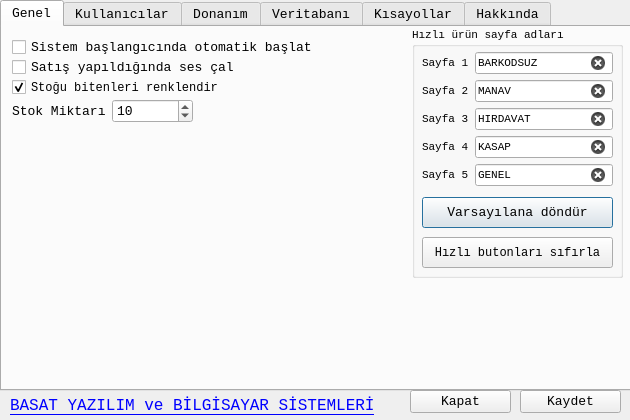
Qt form ayarlardialog.ui (mamoo81/bhss) before a commit.
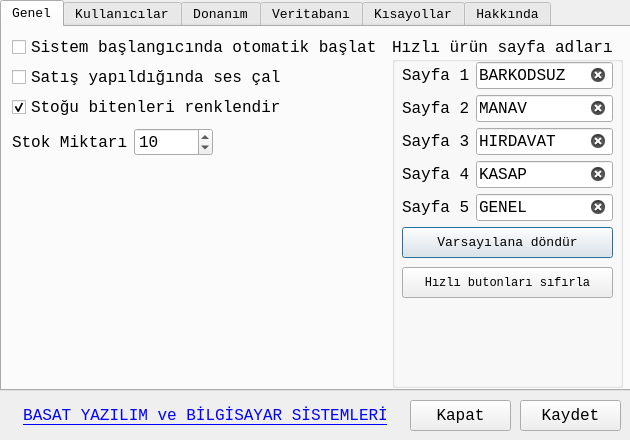
The same form after that commit. Icons and pictures are not drawn.

```diff
--- a/ayarlardialog.ui
+++ b/ayarlardialog.ui
@@ -7,19 +7,19 @@
     <x>0</x>
     <y>0</y>
     <width>630</width>
-    <height>420</height>
+    <height>440</height>
    </rect>
   </property>
   <property name="minimumSize">
    <size>
     <width>630</width>
-    <height>420</height>
+    <height>440</height>
    </size>
   </property>
   <property name="maximumSize">
    <size>
     <width>630</width>
-    <height>420</height>
+    <height>440</height>
    </size>
   </property>
   <property name="font">
@@ -50,16 +50,16 @@
     <widget class="QGroupBox" name="groupBox_5">
      <property name="geometry">
       <rect>
-       <x>410</x>
-       <y>0</y>
-       <width>211</width>
-       <height>251</height>
+       <x>390</x>
+       <y>10</y>
+       <width>231</width>
+       <height>351</height>
       </rect>
      </property>
      <property name="font">
       <font>
        <family>Monospace</family>
-       <pointsize>8</pointsize>
+       <pointsize>12</pointsize>
       </font>
      </property>
      <property name="title">
@@ -70,13 +70,19 @@
        <rect>
         <x>10</x>
         <y>25</y>
-        <width>191</width>
-        <height>141</height>
+        <width>211</width>
+        <height>161</height>
        </rect>
       </property>
       <layout class="QFormLayout" name="formLayout_2">
        <item row="0" column="0">
         <widget class="QLabel" name="label_15">
+         <property name="font">
+          <font>
+           <family>Monospace</family>
+           <pointsize>12</pointsize>
+          </font>
+         </property>
          <property name="text">
           <string>Sayfa 1</string>
          </property>
@@ -84,6 +90,12 @@
        </item>
        <item row="0" column="1">
         <widget class="QLineEdit" name="sayfalineEdit1">
+         <property name="font">
+          <font>
+           <family>Monospace</family>
+           <pointsize>12</pointsize>
+          </font>
+         </property>
          <property name="text">
           <string>BARKODSUZ</string>
          </property>
@@ -94,6 +106,12 @@
        </item>
        <item row="1" column="0">
         <widget class="QLabel" name="label_22">
+         <property name="font">
+          <font>
+           <family>Monospace</family>
+           <pointsize>12</pointsize>
+          </font>
+         </property>
          <property name="text">
           <string>Sayfa 2</string>
          </property>
@@ -101,6 +119,12 @@
        </item>
        <item row="1" column="1">
         <widget class="QLineEdit" name="sayfalineEdit2">
+         <property name="font">
+          <font>
+           <family>Monospace</family>
+           <pointsize>12</pointsize>
+          </font>
+         </property>
          <property name="text">
           <string>MANAV</string>
          </property>
@@ -111,6 +135,12 @@
        </item>
        <item row="2" column="0">
         <widget class="QLabel" name="label_23">
+         <property name="font">
+          <font>
+           <family>Monospace</family>
+           <pointsize>12</pointsize>
+          </font>
+         </property>
          <property name="text">
           <string>Sayfa 3</string>
          </property>
@@ -118,6 +148,12 @@
        </item>
        <item row="2" column="1">
         <widget class="QLineEdit" name="sayfalineEdit3">
+         <property name="font">
+          <font>
+           <family>Monospace</family>
+           <pointsize>12</pointsize>
+          </font>
+         </property>
          <property name="text">
           <string>HIRDAVAT</string>
          </property>
@@ -128,6 +164,12 @@
        </item>
        <item row="3" column="0">
         <widget class="QLabel" name="label_24">
+         <property name="font">
+          <font>
+           <family>Monospace</family>
+           <pointsize>12</pointsize>
+          </font>
+         </property>
          <property name="text">
           <string>Sayfa 4</string>
          </property>
@@ -135,6 +177,12 @@
        </item>
        <item row="3" column="1">
         <widget class="QLineEdit" name="sayfalineEdit4">
+         <property name="font">
+          <font>
+           <family>Monospace</family>
+           <pointsize>12</pointsize>
+          </font>
+         </property>
          <property name="text">
           <string>KASAP</string>
          </property>
@@ -145,6 +193,12 @@
        </item>
        <item row="4" column="0">
         <widget class="QLabel" name="label_25">
+         <property name="font">
+          <font>
+           <family>Monospace</family>
+           <pointsize>12</pointsize>
+          </font>
+         </property>
          <property name="text">
           <string>Sayfa 5</string>
          </property>
@@ -152,6 +206,12 @@
        </item>
        <item row="4" column="1">
         <widget class="QLineEdit" name="sayfalineEdit5">
+         <property name="font">
+          <font>
+           <family>Monospace</family>
+           <pointsize>12</pointsize>
+          </font>
+         </property>
          <property name="text">
           <string>GENEL</string>
          </property>
@@ -166,8 +226,8 @@
       <property name="geometry">
        <rect>
         <x>10</x>
-        <y>170</y>
-        <width>191</width>
+        <y>190</y>
+        <width>211</width>
         <height>31</height>
        </rect>
       </property>
@@ -185,8 +245,8 @@
       <property name="geometry">
        <rect>
         <x>10</x>
-        <y>210</y>
-        <width>191</width>
+        <y>230</y>
+        <width>211</width>
         <height>31</height>
        </rect>
       </property>
@@ -206,10 +266,16 @@
       <rect>
        <x>10</x>
        <y>10</y>
-       <width>391</width>
+       <width>371</width>
        <height>21</height>
       </rect>
      </property>
+     <property name="font">
+      <font>
+       <family>Monospace</family>
+       <pointsize>12</pointsize>
+      </font>
+     </property>
      <property name="text">
       <string>Sistem başlangıcında otomatik başlat</string>
      </property>
@@ -218,15 +284,15 @@
      <property name="geometry">
       <rect>
        <x>10</x>
-       <y>50</y>
-       <width>211</width>
+       <y>70</y>
+       <width>351</width>
        <height>21</height>
       </rect>
      </property>
      <property name="font">
       <font>
        <family>Monospace</family>
-       <pointsize>9</pointsize>
+       <pointsize>12</pointsize>
       </font>
      </property>
      <property name="text">
@@ -240,14 +306,20 @@
      <property name="geometry">
       <rect>
        <x>10</x>
-       <y>70</y>
-       <width>181</width>
-       <height>28</height>
+       <y>100</y>
+       <width>201</width>
+       <height>30</height>
       </rect>
      </property>
      <layout class="QHBoxLayout" name="horizontalLayout_4">
       <item>
        <widget class="QLabel" name="labelStokMiktar">
+        <property name="font">
+         <font>
+          <family>Monospace</family>
+          <pointsize>12</pointsize>
+         </font>
+        </property>
         <property name="text">
          <string>Stok Miktarı</string>
         </property>
@@ -255,6 +327,12 @@
       </item>
       <item>
        <widget class="QSpinBox" name="StokMiktarspinBox">
+        <property name="font">
+         <font>
+          <family>Monospace</family>
+          <pointsize>12</pointsize>
+         </font>
+        </property>
         <property name="minimum">
          <number>1</number>
         </property>
@@ -272,11 +350,17 @@
      <property name="geometry">
       <rect>
        <x>10</x>
-       <y>30</y>
-       <width>231</width>
+       <y>40</y>
+       <width>351</width>
        <height>21</height>
       </rect>
      </property>
+     <property name="font">
+      <font>
+       <family>Monospace</family>
+       <pointsize>12</pointsize>
+      </font>
+     </property>
      <property name="text">
       <string>Satış yapıldığında ses çal</string>
      </property>
@@ -2537,11 +2621,17 @@
    <property name="geometry">
     <rect>
      <x>520</x>
-     <y>390</y>
+     <y>400</y>
      <width>101</width>
-     <height>23</height>
+     <height>31</height>
     </rect>
    </property>
+   <property name="font">
+    <font>
+     <family>Monospace</family>
+     <pointsize>12</pointsize>
+    </font>
+   </property>
    <property name="text">
     <string>Kaydet</string>
    </property>
@@ -2549,16 +2639,28 @@
     <iconset resource="images.qrc">
      <normaloff>:/images/ui/check.png</normaloff>:/images/ui/check.png</iconset>
    </property>
+   <property name="iconSize">
+    <size>
+     <width>22</width>
+     <height>22</height>
+    </size>
+   </property>
   </widget>
   <widget class="QPushButton" name="kapatpushButton">
    <property name="geometry">
     <rect>
      <x>410</x>
-     <y>390</y>
+     <y>400</y>
      <width>101</width>
-     <height>23</height>
+     <height>31</height>
     </rect>
    </property>
+   <property name="font">
+    <font>
+     <family>Monospace</family>
+     <pointsize>12</pointsize>
+    </font>
+   </property>
    <property name="text">
     <string>Kapat</string>
    </property>
@@ -2566,14 +2668,20 @@
     <iconset resource="images.qrc">
      <normaloff>:/images/ui/remove.png</normaloff>:/images/ui/remove.png</iconset>
    </property>
+   <property name="iconSize">
+    <size>
+     <width>22</width>
+     <height>22</height>
+    </size>
+   </property>
   </widget>
   <widget class="QLabel" name="label_34">
    <property name="geometry">
     <rect>
      <x>10</x>
-     <y>395</y>
+     <y>400</y>
      <width>391</width>
-     <height>21</height>
+     <height>31</height>
     </rect>
    </property>
    <property name="font">
@@ -2588,6 +2696,9 @@
    <property name="textFormat">
     <enum>Qt::RichText</enum>
    </property>
+   <property name="alignment">
+    <set>Qt::AlignCenter</set>
+   </property>
    <property name="openExternalLinks">
     <bool>true</bool>
    </property>
```
Left out of the diff: 22 changed lines with no effect on the pictures.
